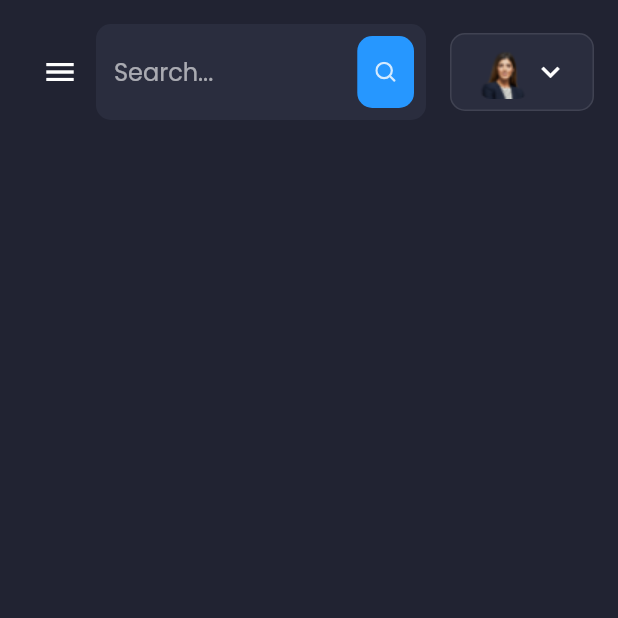
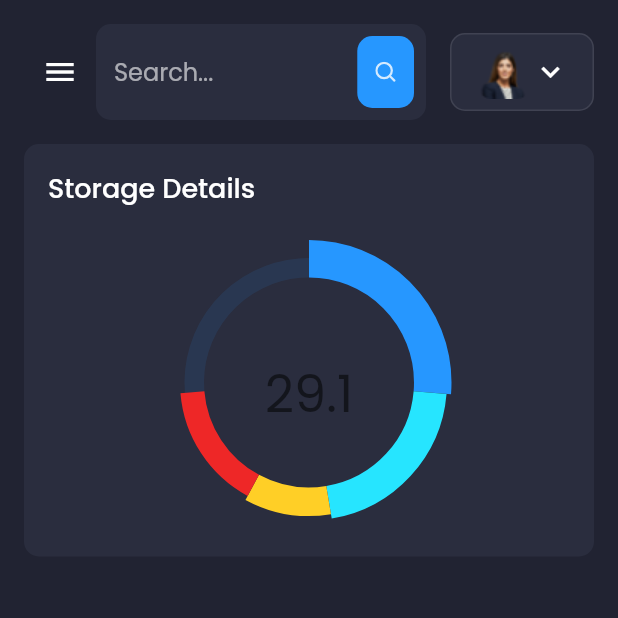
Before and after one commit to Kinoshita0623/flutter_responsive_practice, a Flutter app: the screen it shows after launch, on a phone screen of 412 x 824 dp, the top half of it. Run offline on Flutter 3.47's test engine with Material 2 defaults, Android fonts, the phone set to English and light mode, and no system bars; drawn by our look-alikes of fl_chart; our stand-ins replace flutter_svg, google_fonts.

Commit message:
チャートを追加

```diff
--- /dev/null
+++ b/lib/components/chart.dart
@@ -0,0 +1,71 @@
+import 'package:fl_chart/fl_chart.dart';
+import 'package:flutter/cupertino.dart';
+import 'package:flutter/material.dart';
+
+import '../constants.dart';
+
+class Chart extends StatelessWidget {
+  @override
+  Widget build(BuildContext context) {
+    return SizedBox(
+      height: 200,
+      child: Stack(
+        children: [
+          PieChart(
+            PieChartData(
+              sectionsSpace: 0,
+              centerSpaceRadius: 70,
+              startDegreeOffset: -90,
+              sections: paiChartSelectionDataList
+            )
+          ),
+          Positioned.fill(
+            child: Column(
+              mainAxisAlignment: MainAxisAlignment.center,
+              children: [
+                SizedBox(height: defaultPadding,),
+                Text(
+                  "29.1",
+                  style: Theme.of(context).textTheme.headline4
+                )
+              ],
+            )
+          )
+        ],
+      ),
+    );
+  }
+}
+
+List<PieChartSectionData> paiChartSelectionDataList = [
+  PieChartSectionData(
+    color: primaryColor,
+    value: 25,
+    showTitle: false,
+    radius: 25,
+  ),
+  PieChartSectionData(
+    color: Color(0xFF26E5FF),
+    value: 20,
+    showTitle: false,
+    radius: 22,
+  ),
+  PieChartSectionData(
+    color: Color(0xFFFFCF26),
+    value: 10,
+    showTitle: false,
+    radius: 19,
+  ),
+  PieChartSectionData(
+    color: Color(0xFFEE2727),
+    value: 15,
+    showTitle: false,
+    radius: 16,
+  ),
+  PieChartSectionData(
+    color: primaryColor.withOpacity(0.1),
+    value: 25,
+    showTitle: false,
+    radius: 13,
+  ),
+];
--- /dev/null
+++ b/lib/components/storage_details.dart
@@ -0,0 +1,33 @@
+
+
+import 'package:flutter/cupertino.dart';
+import 'package:flutter_layout_practice/components/chart.dart';
+
+import '../constants.dart';
+
+class StorageDetails extends StatelessWidget {
+  @override
+  Widget build(BuildContext context) {
+    return Container(
+      padding: EdgeInsets.all(defaultPadding),
+      decoration: BoxDecoration(
+        color: secondaryColor,
+        borderRadius: const BorderRadius.all(Radius.circular(10))
+      ),
+      child: Column(
+        crossAxisAlignment: CrossAxisAlignment.start,
+        children: [
+          Text(
+            "Storage Details",
+            style: TextStyle(
+              fontSize: 18,
+              fontWeight: FontWeight.w500
+            ),
+          ),
+          SizedBox(height: defaultPadding,),
+          Chart(),
+        ],
+      ),
+    );
+  }
+}
--- a/lib/screens/dashboard/dashboard_screen.dart
+++ b/lib/screens/dashboard/dashboard_screen.dart
@@ -1,7 +1,9 @@
 
 import 'package:flutter/cupertino.dart';
 import 'package:flutter/material.dart';
+import 'package:flutter_layout_practice/components/storage_details.dart';
 import 'package:flutter_layout_practice/constants.dart';
+import 'package:flutter_layout_practice/responsive.dart';
 
 import '../../components/header.dart';
 
@@ -22,6 +24,28 @@ class DashboardScreen extends StatelessWidget {
                   Scaffold.of(context).openDrawer();
                 }
               },
+            ),
+            SizedBox(height: defaultPadding),
+            Row(
+              crossAxisAlignment: CrossAxisAlignment.start,
+              children: [
+                Expanded(
+                  flex: 5,
+                  child: Column(
+                    children: [
+                      if(Responsive.isMobile(context))
+                        StorageDetails()
+                    ],
+                  )
+                ),
+                if(!Responsive.isMobile(context))
+                  SizedBox(width: defaultPadding),
+                if(!Responsive.isMobile(context))
+                  Expanded(
+                    flex: 2,
+                    child: StorageDetails()
+                  )
+              ],
             )
           ],
         ),
```
